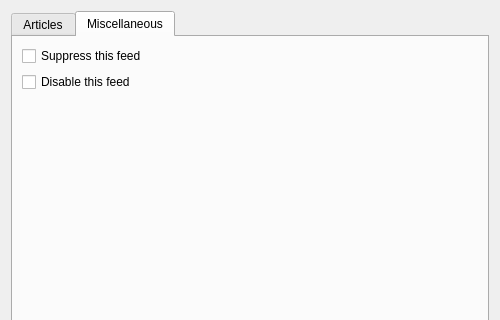
This is src/librssguard/services/abstract/gui/formfeeddetails.ui in martinrotter/rssguard as Qt 5 draws it before an edit; both pictures show x 0 to 500 and y 0 to 320 of the 500 by 590 pixel window. The edited form follows.
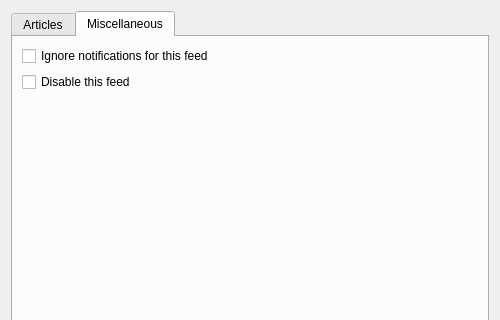
This is the edited form. The open tabs and pages were chosen to show the change. Custom widgets are drawn as their Qt base class.

Diff of the .ui file:
```diff
--- a/src/librssguard/services/abstract/gui/formfeeddetails.ui
+++ b/src/librssguard/services/abstract/gui/formfeeddetails.ui
@@ -76,7 +76,7 @@
        <item row="0" column="0" colspan="2">
         <widget class="QCheckBox" name="m_cbSuppressFeed">
          <property name="text">
-          <string>Suppress this feed</string>
+          <string>Ignore notifications for this feed</string>
          </property>
         </widget>
        </item>
```
